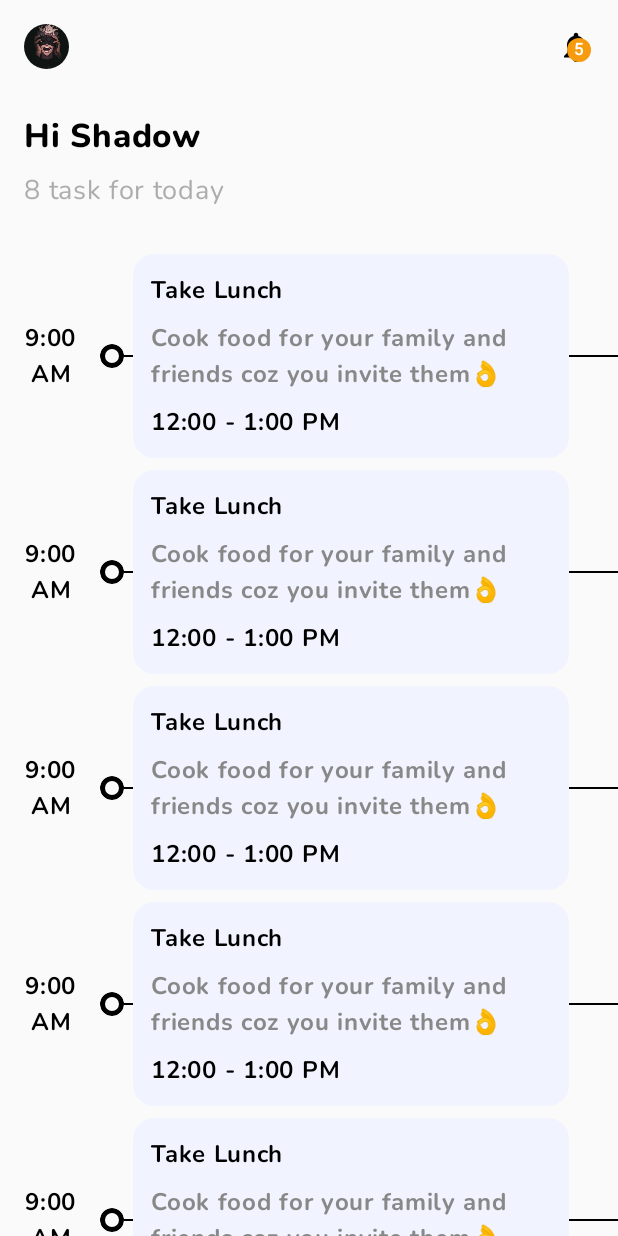
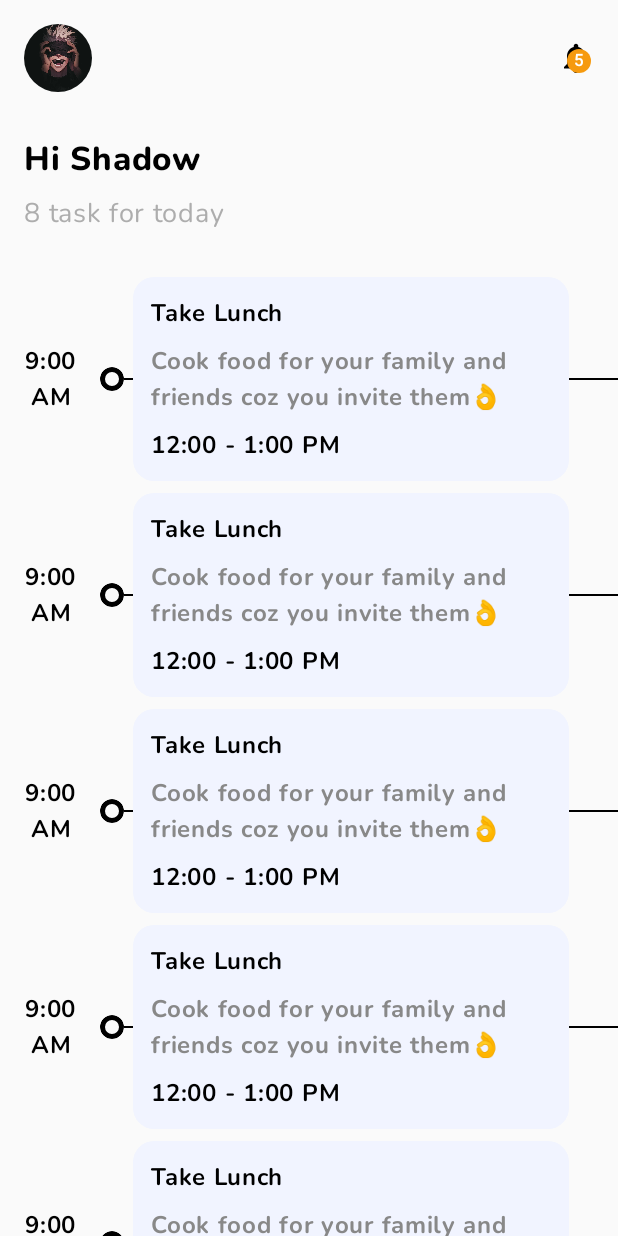
Before and after one commit to yhrjfj/TODO_UI_Compose, an Android app built with Jetpack Compose: the screen it shows after launch (MainActivity), on a phone screen of 412 x 824 dp. Run offline under Robolectric (Android 15) with nearby library versions, the phone set to English and light mode, and no system bars.

Commit message:
Small change in ProfileHeaderComponent

```diff
--- a/app/src/main/java/com/yhr/jfj/todo_ui_compose/taskmanager/data/components/ProfileHeaderComponent.kt
+++ b/app/src/main/java/com/yhr/jfj/todo_ui_compose/taskmanager/data/components/ProfileHeaderComponent.kt
@@ -38,7 +38,7 @@ fun ProfileHeaderComponent() {
             painter = painterResource(id = (R.drawable.image)),
             contentDescription = "Profile",
             modifier = Modifier
-                .size(30.dp)
+                .size(45.dp)
                 .clip(CircleShape),
         )
         BadgedBox(
```
